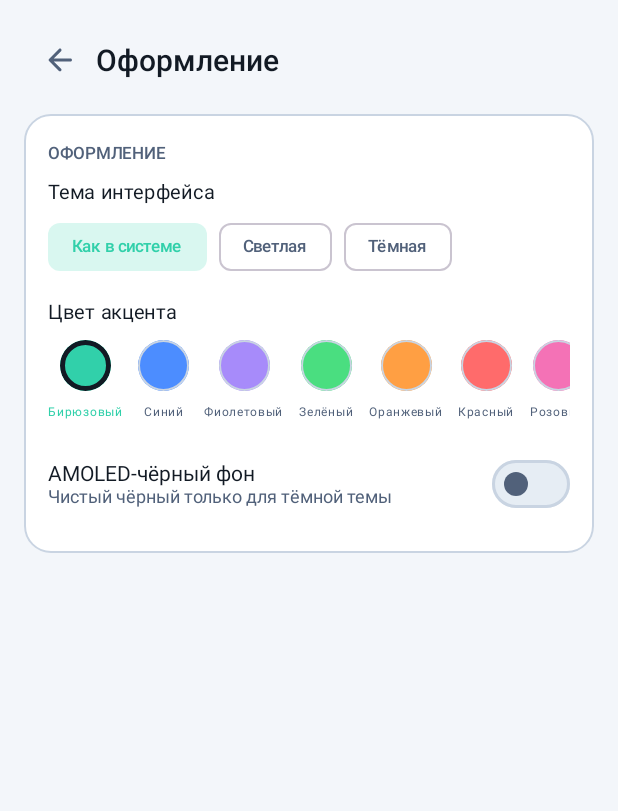
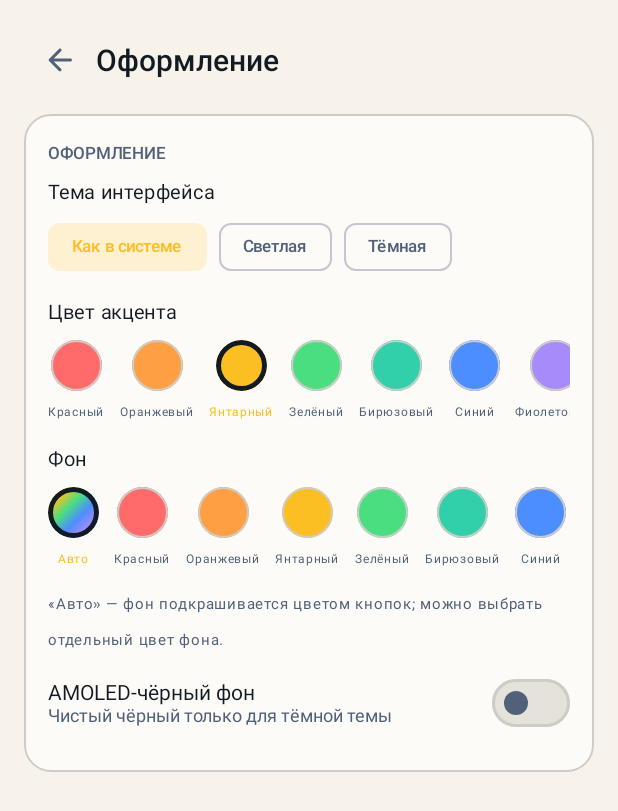
Before and after one commit to RoBiN19666/ZapretManager-Android, an Android app built with Jetpack Compose: the composable SettingsScreen shown on its own in the app's theme, after a tap on "Оформление", on a phone screen of 412 x 824 dp. Shown: the top 811 px of the screen. Run offline under Robolectric (Android 15) with nearby library versions, the phone set to English and light mode, and no system bars; network calls fail.

Commit message:
feat: янтарный акцент по умолчанию, цветной фон и встроенный список стратегий
* акцент по умолчанию — янтарный (под иконку приложения и десктопную версию);
  палитра выстроена по градиенту: красный, оранжевый, янтарный, зелёный,
  бирюзовый, синий, фиолетовый, розовый;
* фон подкрашивается акцентом и перекрашивается вместе с ним; в «Ещё → Оформление»
  можно задать отдельный цвет фона (или «Авто»), значение сохраняется и входит
  в резервную копию;
* тест стратегий больше не показывает «13»: если список ByeByeDPI ещё не скачан,
  используется встроенная копия из assets (60 строк), скачанный список остаётся
  приоритетнее;
* в «Релизах» кнопка «Обновить всё» переименована в «Обновить»;
* тесты: палитра (фон за акцентом, ручной фон, AMOLED) и дефолты настроек.

```diff
--- a/app/src/main/java/io/github/robin19666/zapretmanager/core/Backup.kt
+++ b/app/src/main/java/io/github/robin19666/zapretmanager/core/Backup.kt
@@ -256,6 +256,7 @@ object Backup {
         put("networkAutoSwitch", s.networkAutoSwitch)
         put("wifiLossDelaySec", s.wifiLossDelaySec)
         put("accentColor", s.accentColor)
+        put("backgroundTint", s.backgroundTint)
         put("amoled", s.amoled)
         put("hostsMode", s.hostsMode)
         put("watchdogEnabled", s.watchdogEnabled)
@@ -301,6 +302,7 @@ object Backup {
             networkAutoSwitch = bool("networkAutoSwitch", fallback.networkAutoSwitch),
             wifiLossDelaySec = int("wifiLossDelaySec", fallback.wifiLossDelaySec).coerceIn(3, 60),
             accentColor = long("accentColor", fallback.accentColor),
+            backgroundTint = long("backgroundTint", fallback.backgroundTint),
             amoled = bool("amoled", fallback.amoled),
             hostsMode = str("hostsMode", fallback.hostsMode),
             watchdogEnabled = bool("watchdogEnabled", fallback.watchdogEnabled),
--- a/app/src/main/java/io/github/robin19666/zapretmanager/core/Settings.kt
+++ b/app/src/main/java/io/github/robin19666/zapretmanager/core/Settings.kt
@@ -28,7 +28,12 @@ data class AppSettings(
     val powerPromptShown: Boolean = false,
     val networkAutoSwitch: Boolean = true,
     val wifiLossDelaySec: Int = 8,
-    val accentColor: Long = 0xFF31D0AA,
+    val accentColor: Long = 0xFFFBBF24,
+    /**
+     * Цвет фона. 0 — фон подкрашивается акцентом автоматически; иное значение —
+     * выбранный пользователем цвет (подмешивается к базовому фону темы).
+     */
+    val backgroundTint: Long = 0L,
     val amoled: Boolean = false,
     val hostsMode: String = "all",
     val watchdogEnabled: Boolean = false,
@@ -108,6 +113,7 @@ object Settings {
             networkAutoSwitch = prefs.getBoolean("networkAutoSwitch", d.networkAutoSwitch),
             wifiLossDelaySec = prefs.getInt("wifiLossDelaySec", d.wifiLossDelaySec),
             accentColor = prefs.getLong("accentColor", d.accentColor),
+            backgroundTint = prefs.getLong("backgroundTint", d.backgroundTint),
             amoled = prefs.getBoolean("amoled", d.amoled),
             hostsMode = prefs.getString("hostsMode", d.hostsMode) ?: d.hostsMode,
             watchdogEnabled = prefs.getBoolean("watchdogEnabled", d.watchdogEnabled),
@@ -160,6 +166,7 @@ object Settings {
             .putBoolean("networkAutoSwitch", s.networkAutoSwitch)
             .putInt("wifiLossDelaySec", s.wifiLossDelaySec)
             .putLong("accentColor", s.accentColor)
+            .putLong("backgroundTint", s.backgroundTint)
             .putBoolean("amoled", s.amoled)
             .putBoolean("watchdogEnabled", s.watchdogEnabled)
             .putBoolean("autostartOnLaunch", s.autostartOnLaunch)
--- a/app/src/main/java/io/github/robin19666/zapretmanager/ui/MainActivity.kt
+++ b/app/src/main/java/io/github/robin19666/zapretmanager/ui/MainActivity.kt
@@ -67,6 +67,7 @@ class MainActivity : ComponentActivity() {
                 darkTheme = darkTheme,
                 accentColor = settings.accentColor,
                 amoled = settings.amoled,
+                backgroundTint = settings.backgroundTint,
             ) {
                 ZmApp(viewModel)
             }
--- a/app/src/main/java/io/github/robin19666/zapretmanager/ui/screens/SettingsScreen.kt
+++ b/app/src/main/java/io/github/robin19666/zapretmanager/ui/screens/SettingsScreen.kt
@@ -227,39 +227,70 @@ fun SettingsScreen(
                         .padding(vertical = 6.dp),
                     horizontalArrangement = Arrangement.spacedBy(10.dp),
                 ) {
-                    listOf(
-                        0xFF31D0AA to "Бирюзовый",
-                        0xFF4C8DFF to "Синий",
-                        0xFFA78BFA to "Фиолетовый",
-                        0xFF4ADE80 to "Зелёный",
-                        0xFFFF9F43 to "Оранжевый",
-                        0xFFFF6B6B to "Красный",
-                        0xFFF472B6 to "Розовый",
-                        0xFFFBBF24 to "Янтарный",
-                    ).forEach { (value, label) ->
-                        val selected = settings.accentColor == value
+                    ACCENT_PALETTE.forEach { (value, label) ->
+                        ColorDot(
+                            color = Color(value),
+                            label = label,
+                            selected = settings.accentColor == value,
+                            onClick = { vm.updateSettings { it.copy(accentColor = value) } },
+                        )
+                    }
+                }
+
+                Text("Фон", fontSize = 13.sp, modifier = Modifier.padding(top = 2.dp))
+                Row(
+                    modifier = Modifier
+                        .fillMaxWidth()
+                        .horizontalScroll(rememberScrollState())
+                        .padding(vertical = 6.dp),
+                    horizontalArrangement = Arrangement.spacedBy(10.dp),
+                ) {
+                    val auto = settings.backgroundTint == 0L
                     Column(horizontalAlignment = Alignment.CenterHorizontally) {
                         Box(
                             modifier = Modifier
                                 .size(34.dp)
                                 .clip(CircleShape)
-                                    .background(Color(value))
+                                .background(
+                                    androidx.compose.ui.graphics.Brush.linearGradient(
+                                        listOf(
+                                            Color(0xFFFF6B6B),
+                                            Color(0xFFFBBF24),
+                                            Color(0xFF4ADE80),
+                                            Color(0xFF4C8DFF),
+                                            Color(0xFFA78BFA),
+                                            Color(0xFFF472B6),
+                                        ),
+                                    ),
+                                )
                                 .border(
-                                        width = if (selected) 3.dp else 1.dp,
-                                        color = if (selected) ZmColors.textPrimary else ZmColors.divider,
+                                    width = if (auto) 3.dp else 1.dp,
+                                    color = if (auto) ZmColors.textPrimary else ZmColors.divider,
                                     shape = CircleShape,
                                 )
-                                    .clickable { vm.updateSettings { it.copy(accentColor = value) } }
+                                .clickable { vm.updateSettings { it.copy(backgroundTint = 0L) } },
                         )
                         Text(
-                                label,
+                            "Авто",
                             fontSize = 8.sp,
-                                color = if (selected) ZmColors.accent else ZmColors.textSecondary,
+                            color = if (auto) ZmColors.accent else ZmColors.textSecondary,
                             modifier = Modifier.padding(top = 2.dp),
                         )
                     }
+                    ACCENT_PALETTE.forEach { (value, label) ->
+                        ColorDot(
+                            color = Color(value),
+                            label = label,
+                            selected = settings.backgroundTint == value,
+                            onClick = { vm.updateSettings { it.copy(backgroundTint = value) } },
+                        )
                     }
                 }
+                Text(
+                    "«Авто» — фон подкрашивается цветом кнопок; можно выбрать отдельный цвет фона.",
+                    fontSize = 10.sp,
+                    color = ZmColors.textSecondary,
+                )
 
                 SwitchRow(
                     title = "AMOLED-чёрный фон",
@@ -792,7 +823,11 @@ fun SettingsScreen(
                     color = ZmColors.textSecondary,
                 )
                 Spacer(Modifier.height(6.dp))
+                Row(verticalAlignment = Alignment.CenterVertically) {
                     Text("На хлебушек", fontSize = 11.sp, color = ZmColors.textSecondary)
+                    androidx.compose.foundation.layout.Spacer(Modifier.width(6.dp))
+                    io.github.robin19666.zapretmanager.ui.SparrowPecking()
+                }
                 Row(horizontalArrangement = Arrangement.spacedBy(12.dp)) {
                     listOf(
                         "Boosty" to R.drawable.boosty,
@@ -948,6 +983,47 @@ private fun loadLaunchableApps(pm: android.content.pm.PackageManager): List<AppE
 private fun logTime(ms: Long): String =
     java.text.SimpleDateFormat("HH:mm:ss", java.util.Locale.US).format(java.util.Date(ms))
 
+/** Палитра по градиенту: красный → жёлтый → зелёный → синий → розовый. */
+internal val ACCENT_PALETTE = listOf(
+    0xFFFF6B6B to "Красный",
+    0xFFFF9F43 to "Оранжевый",
+    0xFFFBBF24 to "Янтарный",
+    0xFF4ADE80 to "Зелёный",
+    0xFF31D0AA to "Бирюзовый",
+    0xFF4C8DFF to "Синий",
+    0xFFA78BFA to "Фиолетовый",
+    0xFFF472B6 to "Розовый",
+)
+
+@Composable
+private fun ColorDot(
+    color: Color,
+    label: String,
+    selected: Boolean,
+    onClick: () -> Unit,
+) {
+    Column(horizontalAlignment = Alignment.CenterHorizontally) {
+        Box(
+            modifier = Modifier
+                .size(34.dp)
+                .clip(CircleShape)
+                .background(color)
+                .border(
+                    width = if (selected) 3.dp else 1.dp,
+                    color = if (selected) ZmColors.textPrimary else ZmColors.divider,
+                    shape = CircleShape,
+                )
+                .clickable(onClick = onClick),
+        )
+        Text(
+            label,
+            fontSize = 8.sp,
+            color = if (selected) ZmColors.accent else ZmColors.textSecondary,
+            modifier = Modifier.padding(top = 2.dp),
+        )
+    }
+}
+
 /** Меню «Ещё»: короткие подпункты, каждый открывает свою страницу настроек. */
 @Composable
 private fun SettingsHub(onOpen: (String) -> Unit) {
--- a/app/src/main/java/io/github/robin19666/zapretmanager/ui/screens/UpdatesScreen.kt
+++ b/app/src/main/java/io/github/robin19666/zapretmanager/ui/screens/UpdatesScreen.kt
@@ -189,7 +189,7 @@ fun UpdatesScreen(vm: ZmViewModel, state: UpdateUiState) {
                         enabled = !state.checking && !state.updating,
                     ) { vm.refreshUpdates() }
                     GhostButton(
-                        text = "Обновить всё",
+                        text = "Обновить",
                         modifier = Modifier.weight(1f),
                         enabled = !state.checking && !state.updating,
                     ) { vm.updateEverything() }
--- a/app/src/main/java/io/github/robin19666/zapretmanager/ui/theme/Theme.kt
+++ b/app/src/main/java/io/github/robin19666/zapretmanager/ui/theme/Theme.kt
@@ -32,15 +32,15 @@ data class ZmPalette(
     val error: Color,
 )
 
-const val DEFAULT_ACCENT = 0xFF31D0AA
+const val DEFAULT_ACCENT = 0xFFFBBF24
 
 val ZmDarkPalette = ZmPalette(
     background = Color(0xFF0B1017),
     surface = Color(0xFF121A24),
     surfaceHigh = Color(0xFF18222F),
     accent = Color(DEFAULT_ACCENT),
-    accentDark = Color(0xFF0F3B31),
-    onAccent = Color(0xFF04231C),
+    accentDark = Color(0xFF3A2E0B),
+    onAccent = Color(0xFF1A1405),
     blue = Color(0xFF4C8DFF),
     textPrimary = Color(0xFFE6EDF5),
     textSecondary = Color(0xFF93A4B8),
@@ -54,8 +54,8 @@ val ZmLightPalette = ZmPalette(
     surface = Color(0xFFFFFFFF),
     surfaceHigh = Color(0xFFE6EDF4),
     accent = Color(DEFAULT_ACCENT),
-    accentDark = Color(0xFFCDEFE6),
-    onAccent = Color(0xFF04231C),
+    accentDark = Color(0xFFFDE9B8),
+    onAccent = Color(0xFF1A1405),
     blue = Color(0xFF2A5FBF),
     textPrimary = Color(0xFF121A24),
     textSecondary = Color(0xFF51617A),
@@ -65,16 +65,52 @@ val ZmLightPalette = ZmPalette(
 )
 
 /**
- * Собирает палитру под выбранные пользователем акцент, режим и «AMOLED-чёрный».
- * Фон и поверхности берутся из базовой палитры (тёмной или светлой), акцент —
- * из настроек, кнопки и переключатели используют его автоматически.
+ * Собирает палитру под выбранные пользователем акцент, режим, «AMOLED-чёрный»
+ * и цвет фона.
+ *
+ * Фон и поверхности подкрашиваются выбранным цветом: по умолчанию — акцентом,
+ * но пользователь может задать свой цвет фона ([backgroundArgb] != 0). Так
+ * смена акцента сразу перекрашивает и фон, а ручной выбор цвета фона остаётся
+ * независимым.
  */
-fun paletteFor(dark: Boolean, accentArgb: Long, amoled: Boolean): ZmPalette {
+fun paletteFor(
+    dark: Boolean,
+    accentArgb: Long,
+    amoled: Boolean,
+    backgroundArgb: Long = 0L,
+): ZmPalette {
     val base = if (dark) ZmDarkPalette else ZmLightPalette
     val accent = Color(accentArgb)
     val onAccent = if (accent.luminance() > 0.55f) Color(0xFF101820) else Color.White
     val accentDark = lerp(accent, base.background, 0.72f)
-    val tinted = base.copy(accent = accent, accentDark = accentDark, onAccent = onAccent)
+
+    val tint = if (backgroundArgb != 0L) Color(backgroundArgb) else accent
+    val background = if (dark) {
+        lerp(Color(0xFF0B1017), tint, 0.12f)
+    } else {
+        lerp(Color(0xFFF6F8FB), tint, 0.10f)
+    }
+    val surface = if (dark) lerp(background, Color.White, 0.07f) else lerp(background, Color.White, 0.62f)
+    val surfaceHigh = if (dark) {
+        lerp(background, Color.White, 0.13f)
+    } else {
+        lerp(background, Color(0xFF121A24), 0.07f)
+    }
+    val divider = if (dark) {
+        lerp(background, Color.White, 0.18f)
+    } else {
+        lerp(background, Color(0xFF121A24), 0.16f)
+    }
+
+    val tinted = base.copy(
+        background = background,
+        surface = surface,
+        surfaceHigh = surfaceHigh,
+        divider = divider,
+        accent = accent,
+        accentDark = accentDark,
+        onAccent = onAccent,
+    )
     if (dark && amoled) {
         return tinted.copy(
             background = Color(0xFF000000),
@@ -182,9 +218,10 @@ fun ZapretManagerTheme(
     darkTheme: Boolean = isSystemInDarkTheme(),
     accentColor: Long = DEFAULT_ACCENT,
     amoled: Boolean = false,
+    backgroundTint: Long = 0L,
     content: @Composable () -> Unit,
 ) {
-    val palette = paletteFor(darkTheme, accentColor, amoled)
+    val palette = paletteFor(darkTheme, accentColor, amoled, backgroundTint)
     CompositionLocalProvider(LocalZmPalette provides palette) {
         MaterialTheme(
             colorScheme = if (darkTheme) darkScheme(palette) else lightScheme(palette),
```
Also changed, not shown: app/src/main/java/io/github/robin19666/zapretmanager/byedpi/Strategy.kt (+26 -9 lines), app/src/main/java/io/github/robin19666/zapretmanager/ui/Sparrow.kt (added, +175 -0 lines), 4 other files. Lines whose indentation alone changed are shown as unchanged.
